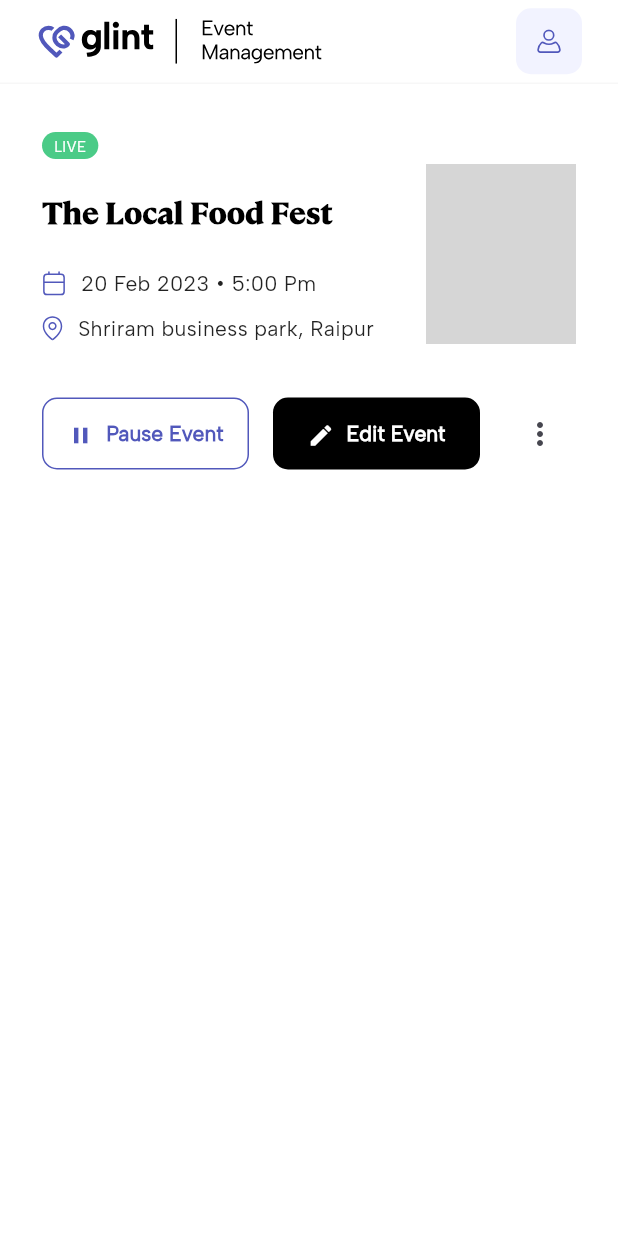
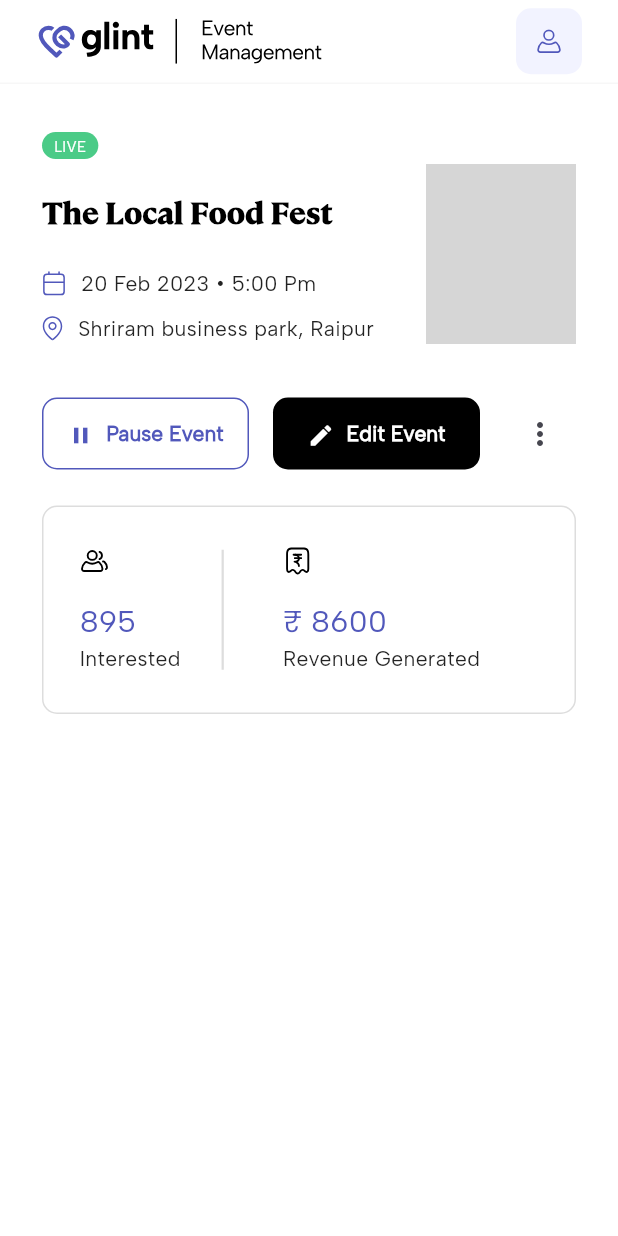
Before and after one commit to bricksbits/glint_frontend, a Flutter app: the screen it shows after launch, on a phone screen of 412 x 824 dp. Run offline on Flutter 3.47's test engine with Material 3 defaults, Android fonts, the phone set to English and light mode, and no system bars; our stand-ins replace cached_network_image, carousel_slider, dio, dotted_line, floor, flutter_card_swiper and 11 more; missing offline and left inert: bottom_picker, encrypt_shared_preferences, gradient_circular_progress_indicator; accounts and stored records are empty; generated files the repository leaves out were written again; network calls fail; project files that could hold a hidden picture were left out; grey boxes are pictures that could not be loaded.

Commit message:
Completed: UI of Event Stats Widget

```diff
--- a/lib/design/components/admin/exports.dart
+++ b/lib/design/components/admin/exports.dart
@@ -4,3 +4,4 @@ export 'create_event/suffix_icon_field.dart';
 export 'create_event/upload_event_images_containers.dart';
 export 'event_status_container.dart';
 export 'glint_event_auth_appbar.dart';
+export 'track_event/track_event_stats.dart';
--- /dev/null
+++ b/lib/design/components/admin/track_event/track_event_stats.dart
@@ -0,0 +1,91 @@
+import 'package:flutter/material.dart';
+import 'package:flutter_svg/flutter_svg.dart';
+import 'package:gap/gap.dart';
+import 'package:glint_frontend/design/exports.dart';
+
+class TrackEventStats extends StatelessWidget {
+  const TrackEventStats({
+    super.key,
+    required this.interestedUsers,
+    required this.revenueGenerated,
+  });
+
+  final int interestedUsers;
+  final int revenueGenerated;
+
+  @override
+  Widget build(BuildContext context) {
+    final revenue = '₹ $revenueGenerated';
+    return Container(
+      width: double.infinity,
+      padding: const EdgeInsets.symmetric(
+        horizontal: 24.0,
+        vertical: 26.0,
+      ).copyWith(right: 12.0),
+      decoration: BoxDecoration(
+        color: AppColours.white,
+        borderRadius: BorderRadius.circular(10.0),
+        border: Border.all(
+          color: AppColours.mediumGray,
+          width: 1.0,
+        ),
+      ),
+      child: Row(
+        children: [
+          _buildLabelCount(
+            label: 'Interested',
+            count: interestedUsers.toString(),
+            assetPath: 'lib/assets/icons/admin/users_two.svg',
+          ),
+          const Gap(20.0),
+          const SizedBox(
+            height: 80,
+            child: VerticalDivider(
+              thickness: 1.5,
+              color: AppColours.mediumGray,
+            ),
+          ),
+          const Gap(32.0),
+          _buildLabelCount(
+            label: 'Revenue Generated',
+            count: revenue,
+            assetPath: 'lib/assets/icons/admin/money_stats.svg',
+          ),
+          const Spacer(
+            flex: 4,
+          )
+        ],
+      ),
+    );
+  }
+
+  Widget _buildLabelCount({
+    required String label,
+    required String count,
+    required String assetPath,
+  }) {
+    return Column(
+      crossAxisAlignment: CrossAxisAlignment.start,
+      children: [
+        SizedBox(
+          width: 20.0,
+          height: 20.0,
+          child: SvgPicture.asset(assetPath),
+        ),
+        const Gap(16.0),
+        Text(
+          count,
+          style: AppTheme.heavyBodyText.copyWith(
+            fontWeight: FontWeight.w500,
+            color: AppColours.primaryBlue,
+            fontSize: 20.0,
+          ),
+        ),
+        Text(
+          label,
+          style: AppTheme.simpleText,
+        ),
+      ],
+    );
+  }
+}
--- a/lib/features/admin/admin_track_specific_event.dart
+++ b/lib/features/admin/admin_track_specific_event.dart
@@ -20,7 +20,7 @@ class _AdminTrackSpecificEventState extends State<AdminTrackSpecificEvent> {
   final eventLocation = 'Shriram business park, Raipur';
   final eventTime = '5:00 Pm';
   final interestedPeople = 895;
-  final revenueGenerated = '₹ 8600';
+  final revenueGenerated = 8600;
 
   bool eventPaused = false;
 
@@ -187,7 +187,16 @@ class _AdminTrackSpecificEventState extends State<AdminTrackSpecificEvent> {
 
               const Gap(36.0),
 
+              // action buttons
               _buildEventActionButtons(context),
+
+              const Gap(24.0),
+
+              // event stats
+              TrackEventStats(
+                interestedUsers: interestedPeople,
+                revenueGenerated: revenueGenerated,
+              ),
             ],
           ),
         ),
```
